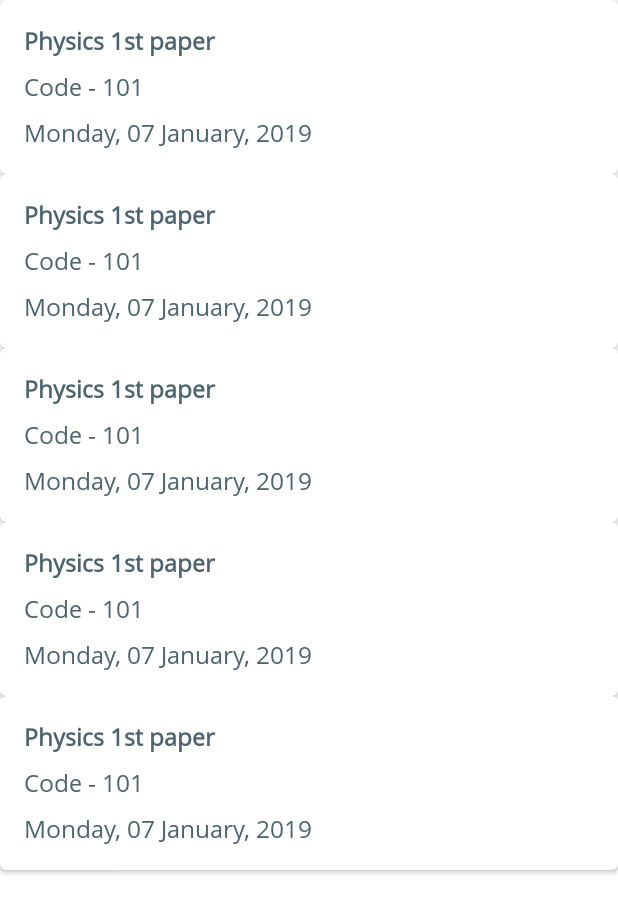
After one commit to Rifat15913/exam-routine, an Android app: the layout fragment_exam_routine.xml on its own in the app's theme, with its tools: preview values and no code run, on a phone screen of 412 x 824 dp. The commit adds this screen. Shown: the top 913 px of the screen. Run offline under Robolectric (Android 15) with nearby library versions, the phone set to English and light mode, and no system bars; network calls fail.

Commit message:
1. Add interstitial ad to decision maker page 2. Design routine page 3. Add firebase json file

```diff
--- a/app/build.gradle
+++ b/app/build.gradle
@@ -150,6 +150,10 @@ dependencies {
     implementation "com.squareup.retrofit2:converter-gson:$rootProject.ext.retrofit_version"
     implementation "com.squareup.retrofit2:adapter-rxjava2:$rootProject.ext.retrofit_version"
 
+    // Firebase
+    implementation 'com.google.firebase:firebase-core:16.0.6'
+    implementation 'com.google.firebase:firebase-ads:17.1.2'
+
     // App data storage
     //debugImplementation 'com.awesomedroidapps:inappstoragereader:1.0.2'
 
--- /dev/null
+++ b/app/src/debug/res/values/strings.xml
@@ -0,0 +1,5 @@
+<?xml version="1.0" encoding="utf-8"?>
+<resources>
+    <string name="admob_app_id">ca-app-pub-3940256099942544~3347511713</string>
+    <string name="admob_before_routine_interstitial_ad_unit_id">ca-app-pub-3940256099942544/1033173712</string>
+</resources>
--- a/app/src/main/AndroidManifest.xml
+++ b/app/src/main/AndroidManifest.xml
@@ -17,6 +17,10 @@
         android:supportsRtl="true"
         android:theme="@style/AppTheme"
         tools:ignore="GoogleAppIndexingWarning">
+
+        <meta-data
+            android:name="com.google.android.gms.ads.APPLICATION_ID"
+            android:value="@string/admob_test_app_id" />
 
         <provider
             android:name="androidx.core.content.FileProvider"
--- a/app/src/main/java/io/diaryofrifat/code/BaseApplication.kt
+++ b/app/src/main/java/io/diaryofrifat/code/BaseApplication.kt
@@ -3,8 +3,11 @@ package io.diaryofrifat.code
 import android.content.Context
 import androidx.multidex.MultiDex
 import androidx.multidex.MultiDexApplication
+import com.google.android.gms.ads.MobileAds
 import io.diaryofrifat.code.examroutine.BuildConfig
+import io.diaryofrifat.code.examroutine.R
 import io.diaryofrifat.code.examroutine.data.BaseRepository
+import io.diaryofrifat.code.utils.helper.DataUtils
 import timber.log.Timber
 
 class BaseApplication : MultiDexApplication() {
@@ -47,6 +50,7 @@ class BaseApplication : MultiDexApplication() {
 
     private fun initiate(context: Context) {
         BaseRepository.init(context)
+        MobileAds.initialize(context, DataUtils.getString(R.string.admob_app_id))
     }
 
     override fun attachBaseContext(base: Context?) {
--- a/app/src/main/java/io/diaryofrifat/code/examroutine/ui/main/MainActivity.kt
+++ b/app/src/main/java/io/diaryofrifat/code/examroutine/ui/main/MainActivity.kt
@@ -10,7 +10,6 @@ import io.diaryofrifat.code.examroutine.databinding.ActivityMainBinding
 import io.diaryofrifat.code.examroutine.ui.base.component.BaseActivity
 import io.diaryofrifat.code.examroutine.ui.base.helper.LinearMarginItemDecoration
 import io.diaryofrifat.code.utils.helper.ViewUtils
-import io.diaryofrifat.code.utils.helper.notification.NotificationUtils
 import io.reactivex.android.schedulers.AndroidSchedulers
 import io.reactivex.schedulers.Schedulers
 import timber.log.Timber
@@ -60,12 +59,12 @@ class MainActivity : BaseActivity<MainMvpView, MainPresenter>(), MainMvpView {
                     Timber.e(it)
                 }))
 
-        NotificationUtils.buildNotification(1234,
+/*        NotificationUtils.buildNotification(1234,
                 NotificationUtils.NotificationType.DEFAULT,
                 R.drawable.ic_check_white_48dp,
                 "Hello Notification",
                 "Hello Notification Caption",
-                R.raw.notification)
+                R.raw.notification)*/
 
         presenter.test()
     }
--- /dev/null
+++ b/app/src/main/res/layout/fragment_exam_routine.xml
@@ -0,0 +1,12 @@
+<?xml version="1.0" encoding="utf-8"?>
+<layout xmlns:android="http://schemas.android.com/apk/res/android"
+    xmlns:tools="http://schemas.android.com/tools">
+
+    <androidx.recyclerview.widget.RecyclerView
+        android:id="@+id/recycler_view_exams"
+        android:layout_width="match_parent"
+        android:layout_height="match_parent"
+        tools:itemCount="5"
+        tools:listitem="@layout/item_exam" />
+
+</layout>
--- /dev/null
+++ b/app/src/main/res/layout/item_exam.xml
@@ -0,0 +1,53 @@
+<?xml version="1.0" encoding="utf-8"?>
+<layout xmlns:android="http://schemas.android.com/apk/res/android"
+    xmlns:app="http://schemas.android.com/apk/res-auto"
+    xmlns:tools="http://schemas.android.com/tools">
+
+    <com.google.android.material.card.MaterialCardView
+        android:layout_width="match_parent"
+        android:layout_height="wrap_content"
+        app:cardCornerRadius="@dimen/radius_4"
+        app:cardElevation="@dimen/elevation_2"
+        app:cardPreventCornerOverlap="false">
+
+        <androidx.constraintlayout.widget.ConstraintLayout
+            android:layout_width="match_parent"
+            android:layout_height="match_parent">
+
+            <TextView
+                android:id="@+id/text_view_subject_name"
+                style="@style/ExamRoutineItem"
+                android:layout_marginTop="@dimen/margin_16"
+                android:textStyle="bold"
+                app:layout_constraintBottom_toTopOf="@+id/text_view_subject_code"
+                app:layout_constraintEnd_toEndOf="parent"
+                app:layout_constraintStart_toStartOf="parent"
+                app:layout_constraintTop_toTopOf="parent"
+                tools:text="Physics 1st paper" />
+
+            <TextView
+                android:id="@+id/text_view_subject_code"
+                style="@style/ExamRoutineItem"
+                android:layout_marginTop="@dimen/margin_8"
+                app:layout_constraintBottom_toTopOf="@+id/text_view_date_time"
+                app:layout_constraintEnd_toEndOf="parent"
+                app:layout_constraintStart_toStartOf="parent"
+                app:layout_constraintTop_toBottomOf="@+id/text_view_subject_name"
+                tools:text="Code - 101" />
+
+            <TextView
+                android:id="@+id/text_view_date_time"
+                style="@style/ExamRoutineItem"
+                android:layout_marginTop="@dimen/margin_8"
+                android:layout_marginBottom="@dimen/margin_16"
+                app:layout_constraintBottom_toBottomOf="parent"
+                app:layout_constraintEnd_toEndOf="parent"
+                app:layout_constraintStart_toStartOf="parent"
+                app:layout_constraintTop_toBottomOf="@+id/text_view_subject_code"
+                tools:text="Monday, 07 January, 2019" />
+
+        </androidx.constraintlayout.widget.ConstraintLayout>
+
+    </com.google.android.material.card.MaterialCardView>
+
+</layout>
--- a/app/src/main/res/values/strings.xml
+++ b/app/src/main/res/values/strings.xml
@@ -4,6 +4,10 @@
     <string name="file_provider_authority" translatable="false">io.diaryofrifat.code.examroutine.fileprovider</string>
     <string name="intent_type_image">image/*</string>
     <string name="intent_extra_return_data">return-data</string>
+    <string name="admob_app_id">ca-app-pub-4319241283573773~3420581513</string>
+    <string name="admob_before_routine_interstitial_ad_unit_id">ca-app-pub-4319241283573773/7987222926</string>
+    <string name="admob_test_app_id">ca-app-pub-3940256099942544~3347511713</string>
+    <string name="admob_test_banner_ad_unit_id">ca-app-pub-3940256099942544/6300978111</string>
 
     <!--Error-->
     <string name="error_could_not_create_bitmap">Could not create bitmap from the view</string>
--- a/app/src/main/res/values/styles.xml
+++ b/app/src/main/res/values/styles.xml
@@ -46,4 +46,14 @@
         <item name="android:textColor">@color/colorAccent</item>
         <item name="android:textSize">@dimen/text_body</item>
     </style>
+
+    <style name="ExamRoutineItem">
+        <item name="android:layout_width">0dp</item>
+        <item name="android:layout_height">wrap_content</item>
+        <item name="android:layout_marginStart">@dimen/margin_16</item>
+        <item name="android:layout_marginEnd">@dimen/margin_16</item>
+        <item name="android:ellipsize">end</item>
+        <item name="android:textColor">@color/text_regular</item>
+        <item name="android:textSize">@dimen/text_body</item>
+    </style>
 </resources>
--- a/build.gradle
+++ b/build.gradle
@@ -13,6 +13,7 @@ buildscript {
     dependencies {
         classpath "com.android.tools.build:gradle:$gradle_version"
         classpath "org.jetbrains.kotlin:kotlin-gradle-plugin:$kotlin_version"
+        classpath 'com.google.gms:google-services:4.2.0'
 
         // NOTE: Do not place your application dependencies here; they belong
         // in the individual module build.gradle files
```
Also changed, not shown: app/src/main/java/io/diaryofrifat/code/examroutine/ui/decisionmaker/DecisionMakerActivity.kt (+31 -0 lines), app/src/main/res/layout/activity_routine.xml (added, +52 -0 lines), app/src/main/res/values/dimens.xml (+16 -0 lines), 2 other files.
